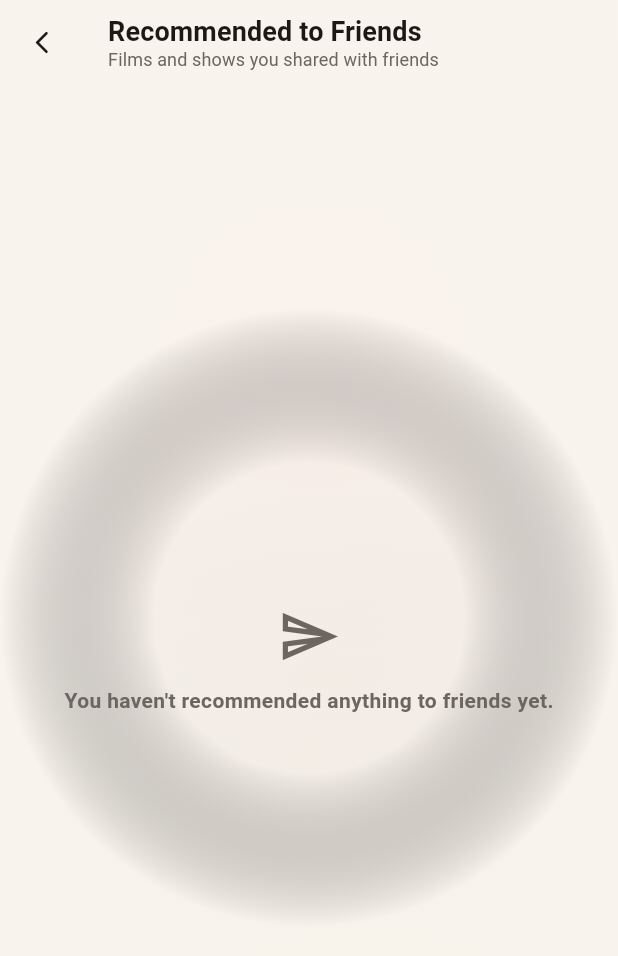
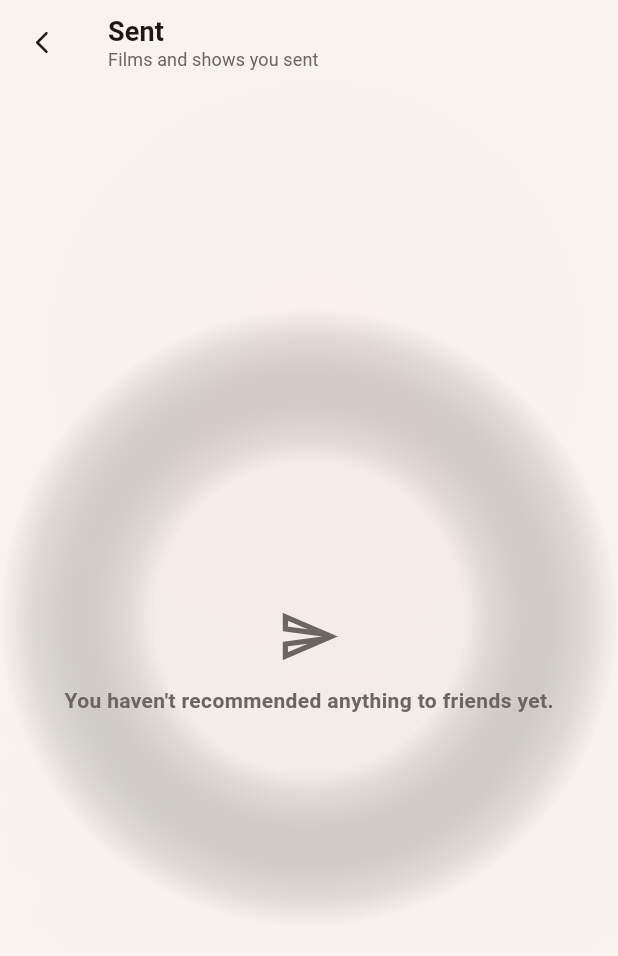
Before and after one commit to mehmetbukum35/cinema-, a Flutter app: the SentRecommendationsScreen screen opened directly, on a phone screen of 412 x 824 dp. Shown: the top 956 px of the screen. Run offline on Flutter 3.47's test engine with Material 3 defaults, Android fonts, the phone set to English and light mode, and no system bars; our stand-ins replace cached_network_image, firebase_core, firebase_messaging, flutter_local_notifications, flutter_riverpod, flutter_secure_storage and 10 more; accounts and stored records are empty; network calls fail.

Commit message:
refactor(l10n): shorten profile recommendation section titles
Use compact TR/EN titles for sent and received recommendations on profile cards and detail screens.

Co-authored-by: Cursor <cursoragent@cursor.com>

```diff
--- a/lib/l10n/en.dart
+++ b/lib/l10n/en.dart
@@ -741,14 +741,13 @@ const Map<String, String> kEnStrings = {
   'semantics_spoiler_toggle': 'Toggle spoiler flag',
   'semantics_private_toggle': 'Toggle private review',
   'semantics_save_review': 'Save review',
-  'sent_recommendations_title': 'Recommended to Friends',
-  'sent_recommendations_subtitle': 'Films and shows you shared with friends',
+  'sent_recommendations_title': 'Sent',
+  'sent_recommendations_subtitle': 'Films and shows you sent',
   'sent_recommendations_empty':
       'You haven\'t recommended anything to friends yet.',
   'sent_recommendation_to': 'To {} · {}',
-  'received_recommendations_title': 'Recommended by Friends',
-  'received_recommendations_subtitle':
-      'Films and shows friends shared with you',
+  'received_recommendations_title': 'Recommended',
+  'received_recommendations_subtitle': 'Films and shows recommended to you',
   'received_recommendations_empty': 'No recommendations from friends yet.',
   'received_recommendation_from': 'From {} · {}',
   'username_prompt_title': 'Choose a Username',
--- a/lib/l10n/tr.dart
+++ b/lib/l10n/tr.dart
@@ -736,13 +736,12 @@ const Map<String, String> kTrStrings = {
   'semantics_spoiler_toggle': 'Spoiler işaretini aç/kapat',
   'semantics_private_toggle': 'Gizli yorumu aç/kapat',
   'semantics_save_review': 'Yorumu kaydet',
-  'sent_recommendations_title': 'Arkadaşlarına Önerdiklerin',
-  'sent_recommendations_subtitle': 'Arkadaşlarına gönderdiğin film ve diziler',
+  'sent_recommendations_title': 'Önerdiklerim',
+  'sent_recommendations_subtitle': 'Arkadaşlarına gönderdiklerin',
   'sent_recommendations_empty': 'Henüz arkadaşlarına öneri göndermedin.',
   'sent_recommendation_to': '{} · {}',
-  'received_recommendations_title': 'Arkadaşlarımın Bana Önerdikleri',
-  'received_recommendations_subtitle':
-      'Arkadaşlarının sana gönderdiği film ve diziler',
+  'received_recommendations_title': 'Önerilenler',
+  'received_recommendations_subtitle': 'Sana gelen film ve diziler',
   'received_recommendations_empty': 'Henüz sana öneri gelmedi.',
   'received_recommendation_from': '{} · {}',
   'username_prompt_title': 'Kullanıcı Adı Belirle',
--- a/lib/screens/profile/widgets/received_recommendations_card.dart
+++ b/lib/screens/profile/widgets/received_recommendations_card.dart
@@ -75,7 +75,7 @@ class _ReceivedRecommendationsCardState
                 children: [
                   Text(
                     tr?.get('received_recommendations_title') ??
-                        'Arkadaşlarımın Bana Önerdikleri',
+                        'Önerilenler',
                     style: TextStyle(
                       color: c.ink,
                       fontSize: 16,
@@ -85,7 +85,7 @@ class _ReceivedRecommendationsCardState
                   const SizedBox(height: 2),
                   Text(
                     tr?.get('received_recommendations_subtitle') ??
-                        'Arkadaşlarının sana gönderdiği film ve diziler',
+                        'Sana gelen film ve diziler',
                     style: TextStyle(color: c.dim, fontSize: 12),
                   ),
                 ],
--- a/lib/screens/profile/widgets/sent_recommendations_card.dart
+++ b/lib/screens/profile/widgets/sent_recommendations_card.dart
@@ -73,7 +73,7 @@ class _SentRecommendationsCardState
                 children: [
                   Text(
                     tr?.get('sent_recommendations_title') ??
-                        'Arkadaşlarına Önerdiklerin',
+                        'Önerdiklerim',
                     style: TextStyle(
                       color: c.ink,
                       fontSize: 16,
@@ -83,7 +83,7 @@ class _SentRecommendationsCardState
                   const SizedBox(height: 2),
                   Text(
                     tr?.get('sent_recommendations_subtitle') ??
-                        'Arkadaşlarına gönderdiğin film ve diziler',
+                        'Arkadaşlarına gönderdiklerin',
                     style: TextStyle(color: c.dim, fontSize: 12),
                   ),
                 ],
--- a/lib/screens/received_recommendations_screen.dart
+++ b/lib/screens/received_recommendations_screen.dart
@@ -67,7 +67,7 @@ class _ReceivedRecommendationsScreenState
             children: [
               Text(
                 tr?.get('received_recommendations_title') ??
-                    'Arkadaşlarımın Bana Önerdikleri',
+                    'Önerilenler',
                 style: TextStyle(
                   color: c.ink,
                   fontSize: 18,
@@ -76,7 +76,7 @@ class _ReceivedRecommendationsScreenState
               ),
               Text(
                 tr?.get('received_recommendations_subtitle') ??
-                    'Arkadaşlarının sana gönderdiği film ve diziler',
+                    'Sana gelen film ve diziler',
                 style: TextStyle(
                   color: c.dim,
                   fontSize: 12,
--- a/lib/screens/sent_recommendations_screen.dart
+++ b/lib/screens/sent_recommendations_screen.dart
@@ -67,7 +67,7 @@ class _SentRecommendationsScreenState
             children: [
               Text(
                 tr?.get('sent_recommendations_title') ??
-                    'Arkadaşlarına Önerdiklerin',
+                    'Önerdiklerim',
                 style: TextStyle(
                   color: c.ink,
                   fontSize: 18,
@@ -76,7 +76,7 @@ class _SentRecommendationsScreenState
               ),
               Text(
                 tr?.get('sent_recommendations_subtitle') ??
-                    'Arkadaşlarına gönderdiğin film ve diziler',
+                    'Arkadaşlarına gönderdiklerin',
                 style: TextStyle(
                   color: c.dim,
                   fontSize: 12,
```
